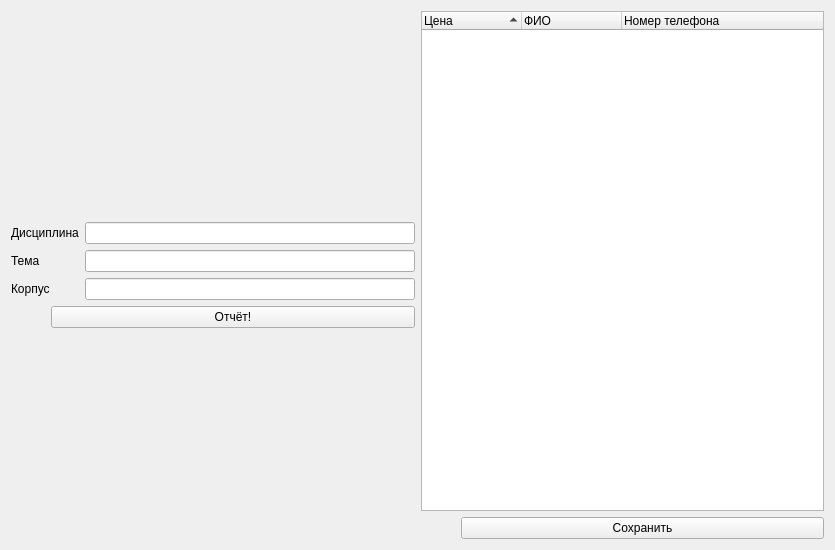
ploschka/CureSuch, file report.ui: the form before one commit.
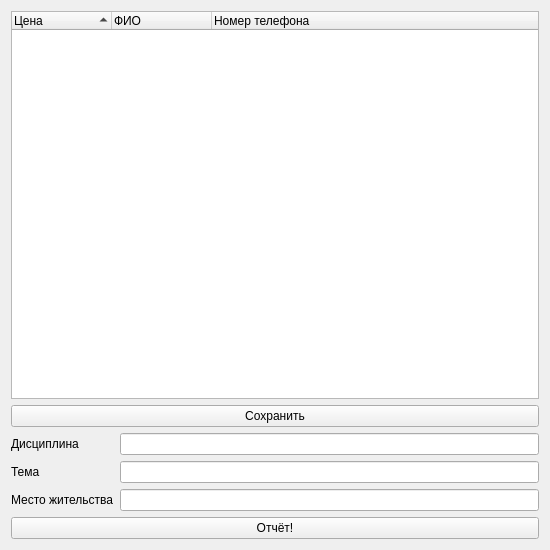
The form after the commit.

```diff
--- a/report.ui
+++ b/report.ui
@@ -9,7 +9,7 @@
    <rect>
     <x>0</x>
     <y>0</y>
-    <width>835</width>
+    <width>550</width>
     <height>550</height>
    </rect>
   </property>
@@ -22,31 +22,44 @@
   <property name="windowTitle">
    <string>Отчёт</string>
   </property>
-  <layout class="QHBoxLayout" name="horizontalLayout_3">
-   <item>
     <layout class="QVBoxLayout" name="verticalLayout">
      <item>
-      <spacer name="verticalSpacer_2">
-       <property name="orientation">
-        <enum>Qt::Vertical</enum>
-       </property>
-       <property name="sizeHint" stdset="0">
-        <size>
-         <width>20</width>
-         <height>40</height>
-        </size>
-       </property>
-      </spacer>
+    <widget class="QTreeWidget" name="reportList">
+     <property name="sortingEnabled">
+      <bool>true</bool>
+     </property>
+     <property name="allColumnsShowFocus">
+      <bool>true</bool>
+     </property>
+     <attribute name="headerHighlightSections">
+      <bool>false</bool>
+     </attribute>
+     <column>
+      <property name="text">
+       <string>Цена</string>
+      </property>
+     </column>
+     <column>
+      <property name="text">
+       <string>ФИО</string>
+      </property>
+     </column>
+     <column>
+      <property name="text">
+       <string>Номер телефона</string>
+      </property>
+     </column>
+    </widget>
+   </item>
+   <item>
+    <widget class="QPushButton" name="SaveButton">
+     <property name="text">
+      <string>Сохранить</string>
+     </property>
+    </widget>
      </item>
      <item>
       <layout class="QFormLayout" name="formLayout">
-       <item row="0" column="0">
-        <widget class="QLabel" name="label_2">
-         <property name="text">
-          <string>Дисциплина</string>
-         </property>
-        </widget>
-       </item>
        <item row="0" column="1">
         <widget class="QLineEdit" name="DiscipLine"/>
        </item>
@@ -57,13 +70,16 @@
          </property>
         </widget>
        </item>
+     <item row="1" column="1">
+      <widget class="QLineEdit" name="ThemeLine"/>
+     </item>
        <item row="2" column="0">
         <widget class="QLabel" name="label">
          <property name="enabled">
           <bool>true</bool>
          </property>
          <property name="text">
-          <string>Корпус</string>
+        <string>Место жительства</string>
          </property>
          <property name="scaledContents">
           <bool>false</bool>
@@ -83,28 +99,14 @@
          </property>
         </widget>
        </item>
-       <item row="1" column="1">
-        <widget class="QLineEdit" name="ThemeLine"/>
-       </item>
-      </layout>
-     </item>
-     <item>
-      <layout class="QHBoxLayout" name="horizontalLayout">
-       <item>
-        <spacer name="horizontalSpacer_2">
-         <property name="orientation">
-          <enum>Qt::Horizontal</enum>
-         </property>
-         <property name="sizeType">
-          <enum>QSizePolicy::Preferred</enum>
-         </property>
-         <property name="sizeHint" stdset="0">
-          <size>
-           <width>40</width>
-           <height>20</height>
-          </size>
-         </property>
-        </spacer>
+     <item row="0" column="0">
+      <widget class="QLabel" name="label_2">
+       <property name="text">
+        <string>Дисциплина</string>
+       </property>
+      </widget>
+     </item>
+    </layout>
        </item>
        <item>
         <widget class="QPushButton" name="ReportButton">
@@ -112,82 +114,6 @@
           <string>Отчёт!</string>
          </property>
         </widget>
-       </item>
-      </layout>
-     </item>
-     <item>
-      <spacer name="verticalSpacer">
-       <property name="orientation">
-        <enum>Qt::Vertical</enum>
-       </property>
-       <property name="sizeHint" stdset="0">
-        <size>
-         <width>20</width>
-         <height>40</height>
-        </size>
-       </property>
-      </spacer>
-     </item>
-    </layout>
-   </item>
-   <item>
-    <layout class="QVBoxLayout" name="verticalLayout_2">
-     <item>
-      <widget class="QTreeWidget" name="reportList">
-       <property name="sortingEnabled">
-        <bool>true</bool>
-       </property>
-       <property name="allColumnsShowFocus">
-        <bool>true</bool>
-       </property>
-       <attribute name="headerHighlightSections">
-        <bool>false</bool>
-       </attribute>
-       <column>
-        <property name="text">
-         <string>Цена</string>
-        </property>
-       </column>
-       <column>
-        <property name="text">
-         <string>ФИО</string>
-        </property>
-       </column>
-       <column>
-        <property name="text">
-         <string>Номер телефона</string>
-        </property>
-       </column>
-      </widget>
-     </item>
-     <item>
-      <layout class="QHBoxLayout" name="horizontalLayout_2">
-       <item>
-        <spacer name="horizontalSpacer">
-         <property name="orientation">
-          <enum>Qt::Horizontal</enum>
-         </property>
-         <property name="sizeType">
-          <enum>QSizePolicy::Preferred</enum>
-         </property>
-         <property name="sizeHint" stdset="0">
-          <size>
-           <width>40</width>
-           <height>20</height>
-          </size>
-         </property>
-        </spacer>
-       </item>
-       <item>
-        <widget class="QPushButton" name="SaveButton">
-         <property name="text">
-          <string>Сохранить</string>
-         </property>
-        </widget>
-       </item>
-      </layout>
-     </item>
-    </layout>
    </item>
   </layout>
  </widget>
```
Lines whose indentation alone changed are shown as unchanged.
